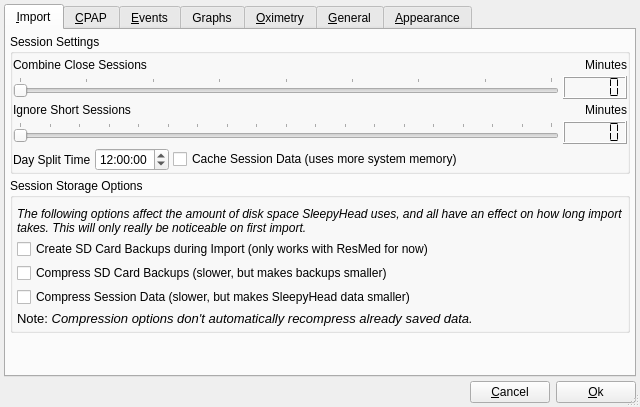
This is preferencesdialog.ui in sbonaime/sleepyhead-code. as Qt 5 draws it before an edit. The edited form follows.
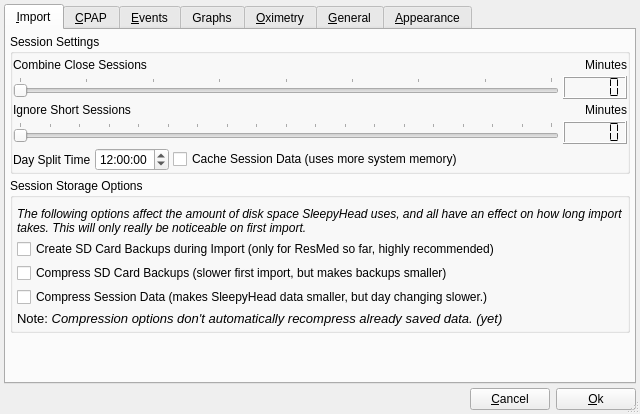
This is the edited form. The open tabs and pages were chosen to show the change. Icons and pictures are not drawn.

Commit message: Import profiling & optimisations. Fix summary chart pressure not showing for CPAP amongst APAP days.

Diff of the .ui file:
```diff
--- a/preferencesdialog.ui
+++ b/preferencesdialog.ui
@@ -10,7 +10,7 @@
     <x>0</x>
     <y>0</y>
     <width>640</width>
-    <height>407</height>
+    <height>414</height>
    </rect>
   </property>
   <property name="maximumSize">
@@ -318,7 +318,7 @@
 (Highly recomended, unless your short on disk space and don't care about the graph data)</string>
             </property>
             <property name="text">
-             <string>Create SD Card Backups during Import (only works with ResMed for now)</string>
+             <string>Create SD Card Backups during Import (only for ResMed so far, highly recommended)</string>
             </property>
            </widget>
           </item>
@@ -329,7 +329,7 @@
 but it makes import take longer, and also makes switching between days a little slower.</string>
             </property>
             <property name="text">
-             <string>Compress Session Data (slower, but makes SleepyHead data smaller)</string>
+             <string>Compress Session Data (makes SleepyHead data smaller, but day changing slower.)</string>
             </property>
            </widget>
           </item>
@@ -344,7 +344,7 @@
 To use with ResScan will require the .gz files to be uncompressed first..</string>
             </property>
             <property name="text">
-             <string>Compress SD Card Backups (slower, but makes backups smaller)</string>
+             <string>Compress SD Card Backups (slower first import, but makes backups smaller)</string>
             </property>
            </widget>
           </item>
@@ -370,7 +370,7 @@
 &lt;html&gt;&lt;head&gt;&lt;meta name=&quot;qrichtext&quot; content=&quot;1&quot; /&gt;&lt;style type=&quot;text/css&quot;&gt;
 p, li { white-space: pre-wrap; }
 &lt;/style&gt;&lt;/head&gt;&lt;body style=&quot; font-family:'Sans'; font-size:10pt; font-weight:400; font-style:normal;&quot;&gt;
-&lt;p style=&quot; margin-top:0px; margin-bottom:0px; margin-left:0px; margin-right:0px; -qt-block-indent:0; text-indent:0px;&quot;&gt;Note: &lt;span style=&quot; font-style:italic;&quot;&gt;Compression options don't automatically recompress already saved data.&lt;/span&gt;&lt;/p&gt;&lt;/body&gt;&lt;/html&gt;</string>
+&lt;p style=&quot; margin-top:0px; margin-bottom:0px; margin-left:0px; margin-right:0px; -qt-block-indent:0; text-indent:0px;&quot;&gt;Note: &lt;span style=&quot; font-style:italic;&quot;&gt;Compression options don't automatically recompress already saved data. (yet)&lt;/span&gt;&lt;/p&gt;&lt;/body&gt;&lt;/html&gt;</string>
             </property>
            </widget>
           </item>
```
Left out of the diff: 38 changed lines with no effect on the pictures. The commit also changes 14 other files.
